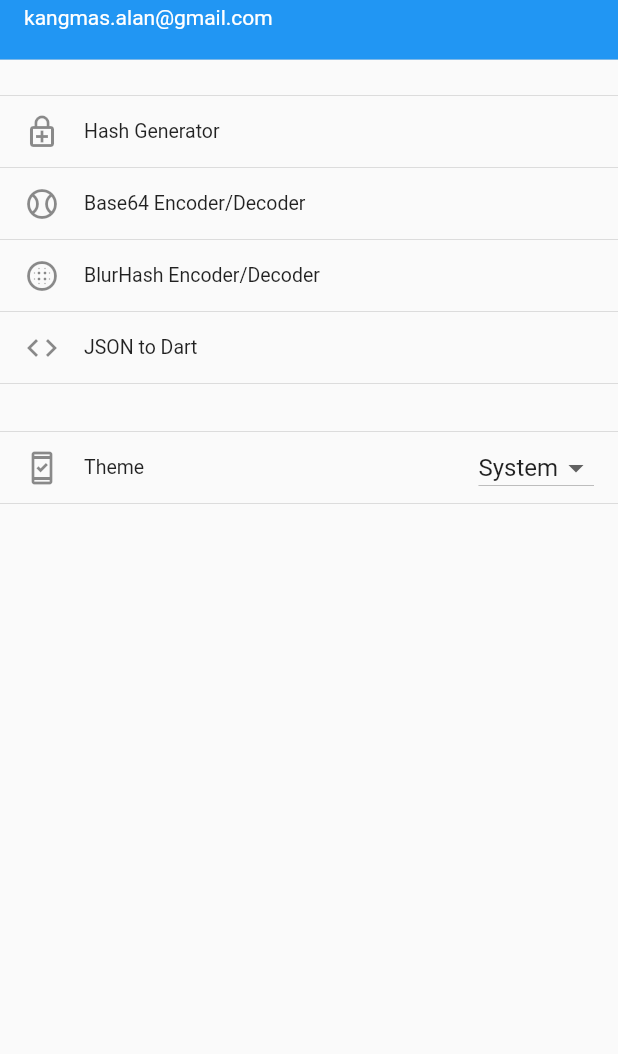
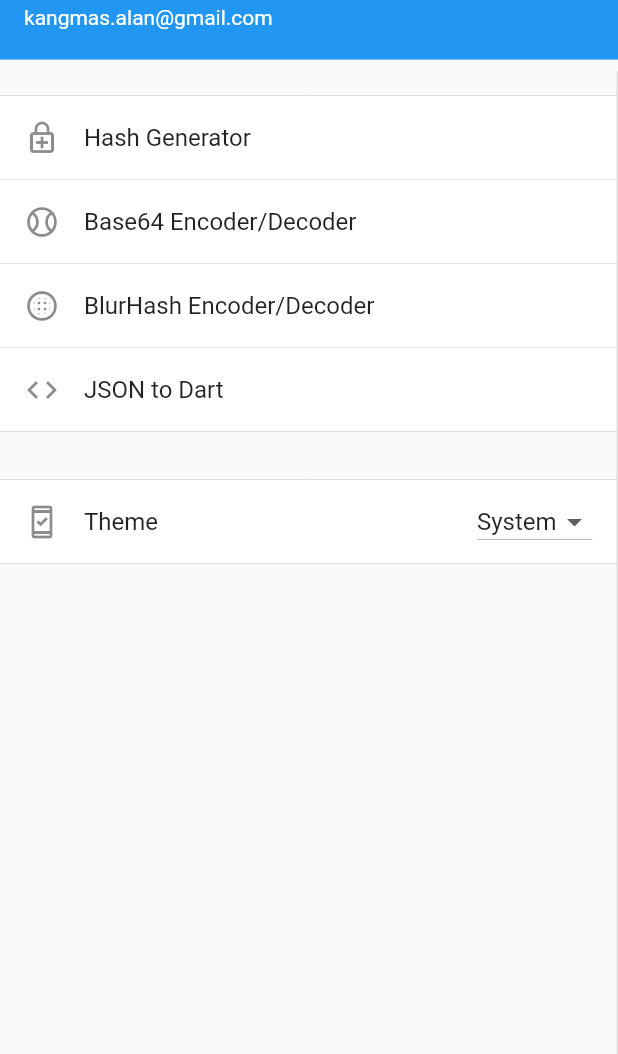
Before and after one commit to alann-maulana/developer-tools, a Flutter app: the DrawerMenu widget shown alone on an empty page, opened directly, on a phone screen of 412 x 824 dp, the part 182-1236 px from its top. Run offline on Flutter 3.47's test engine with Material 2 defaults, Android fonts, the light colour scheme and no system bars; our stand-ins replace shared_preferences; missing offline and left inert: blurhash_dart, flutter_native, json_to_dart; accounts and stored records are empty; generated files the repository leaves out were written again.

Commit message:
remove dense of side menu tile, setup tileColor and selectedTileColor

```diff
--- a/lib/src/dashboard/drawer_menu.dart
+++ b/lib/src/dashboard/drawer_menu.dart
@@ -17,10 +17,9 @@ class DrawerMenu extends StatelessWidget {
     const separator = SizedBox(height: 16);
     final currentRouteName = ModalRoute.of(context)!.settings.name;
 
-    return SingleChildScrollView(
+    final scroll = SingleChildScrollView(
       child: Column(
         children: [
-          const DrawerMenuHeader(),
           separator,
           divider,
           DrawerMenuTile(
@@ -73,7 +72,9 @@ class DrawerMenu extends StatelessWidget {
                         : const Icon(
                             Icons.system_security_update_good_outlined),
                 minLeadingWidth: 0,
-                dense: true,
+                tileColor: Theme.of(context).brightness == Brightness.light
+                    ? Colors.white
+                    : null,
                 title: const Text('Theme'),
                 trailing: DropdownButton<ThemeMode>(
                   value: settingsController.themeMode,
@@ -101,6 +102,24 @@ class DrawerMenu extends StatelessWidget {
         ],
       ),
     );
+
+    return Column(
+      children: [
+        const DrawerMenuHeader(),
+        Expanded(
+          child: Container(
+            decoration: BoxDecoration(
+              border: Border(
+                right: BorderSide(
+                  color: Theme.of(context).dividerColor,
+                ),
+              ),
+            ),
+            child: scroll,
+          ),
+        ),
+      ],
+    );
   }
 }
 
@@ -122,10 +141,16 @@ class DrawerMenuTile extends StatelessWidget {
 
   @override
   Widget build(BuildContext context) {
+    final isLight = Theme.of(context).brightness == Brightness.light;
+    final tileColor = isLight ? Colors.white : null;
+    final selectedTileColor =
+        Theme.of(context).primaryColor.withOpacity(isLight ? 0.1 : 0.5);
+
     return ListTile(
       leading: Icon(leading),
       minLeadingWidth: 0,
-      dense: true,
+      tileColor: tileColor,
+      selectedTileColor: selectedTileColor,
       title: Text(title),
       subtitle: subtitle != null ? Text(subtitle!) : null,
       selected: selected,
```
